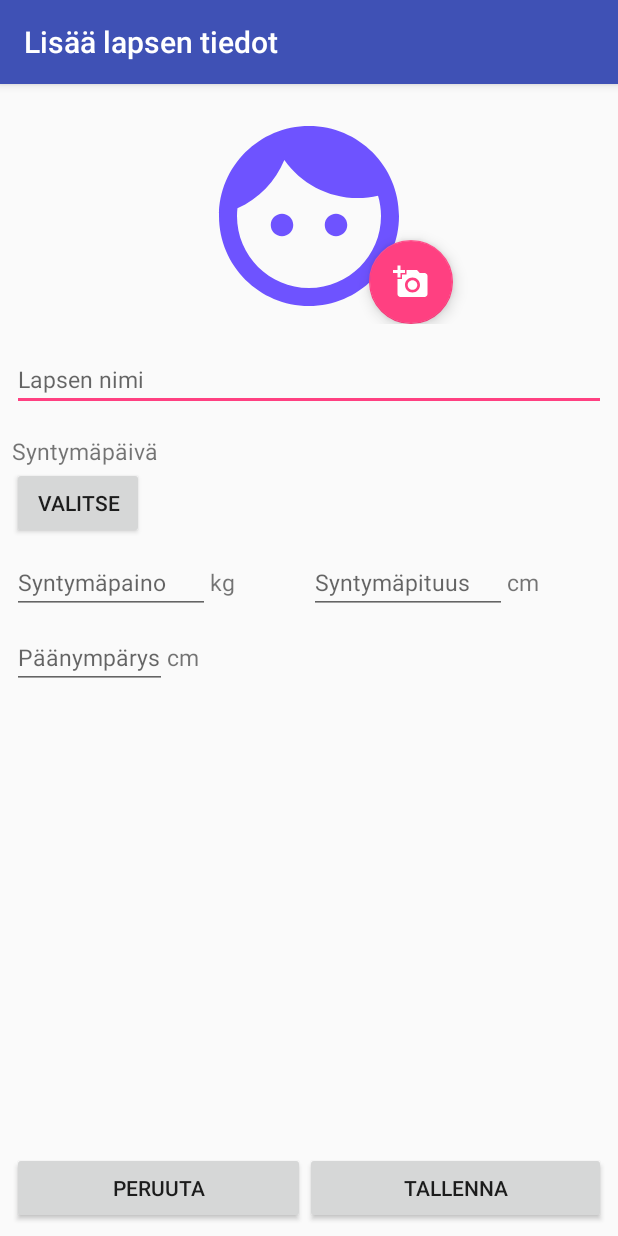
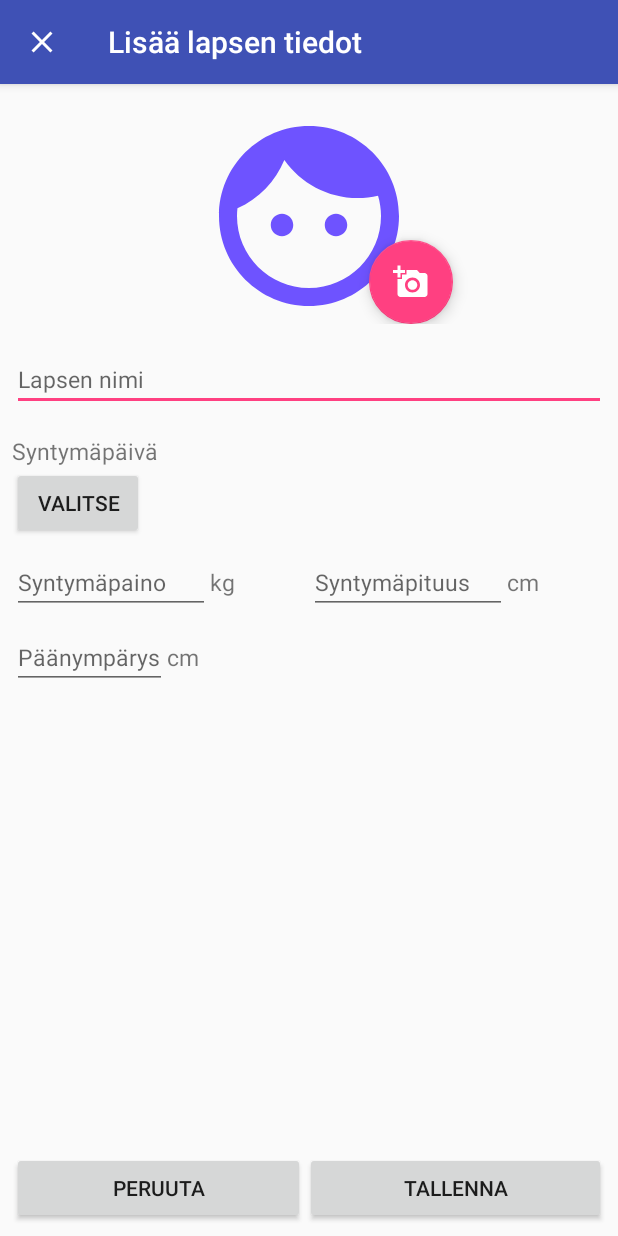
Before and after one commit to erkkohanninen/Mobiili_neuvolakortti, an Android app: the AddChildActivity screen opened directly, with no data from a screen before it, on a phone screen of 412 x 824 dp. Run offline under Robolectric (Android 15) with nearby library versions, the phone set to English and light mode, and no system bars; libraries missing offline, so code that uses them is left out: com.theartofdev.edmodo.

Commit message:
Lisätty back/close buttoneita actionbareihin. Profiilin poistaminen lisätty ja tietokanta päivitetty. Pieni korjaus DevelopmentAdapteriin.

```diff
--- a/app/src/main/java/mobiili/neuvolakortti/AddChildActivity.java
+++ b/app/src/main/java/mobiili/neuvolakortti/AddChildActivity.java
@@ -12,6 +12,7 @@ import android.support.v7.app.AppCompatActivity;
 import android.os.Bundle;
 import android.text.TextUtils;
 import android.util.Log;
+import android.view.MenuItem;
 import android.view.View;
 import android.widget.Button;
 import android.widget.DatePicker;
@@ -49,6 +50,12 @@ public class AddChildActivity extends AppCompatActivity implements DatePickerDia
     protected void onCreate(Bundle savedInstanceState) {
         super.onCreate(savedInstanceState);
         setContentView(R.layout.activity_add_child);
+
+        // add close button to actionbar
+        final android.support.v7.app.ActionBar actionBar = getSupportActionBar();
+        actionBar.setDisplayHomeAsUpEnabled(true);
+        getSupportActionBar().setHomeAsUpIndicator(R.drawable.ic_close_24dp);
+
         etChildname = (EditText)findViewById(R.id.etChildName);
         etWeight = (EditText)findViewById(R.id.et_ac_weight);
         etHeight = (EditText)findViewById(R.id.et_ac_height);
@@ -56,7 +63,6 @@ public class AddChildActivity extends AppCompatActivity implements DatePickerDia
         imageView = findViewById(R.id.photo);
 
         //change the text in actionbar
-        actionBar = getSupportActionBar();
         actionBar.setTitle("Lisää lapsen tiedot");
 
         imageView.setOnClickListener(new View.OnClickListener() {
@@ -189,4 +195,17 @@ public class AddChildActivity extends AppCompatActivity implements DatePickerDia
             }
         }
     }
+
+    @Override
+    // when actionbar close button is clicked
+    public boolean onOptionsItemSelected(MenuItem item) {
+
+        switch (item.getItemId()) {
+
+            case android.R.id.home:
+                onBackPressed();
+                break;
+        }
+        return super.onOptionsItemSelected(item);
+    }
 }
--- a/app/src/main/java/mobiili/neuvolakortti/DbAdapter.java
+++ b/app/src/main/java/mobiili/neuvolakortti/DbAdapter.java
@@ -62,7 +62,7 @@ public class DbAdapter {
     static final String KEY_DATE_REACHED = "date_reached";
 
 
-    static final int DATABASE_VERSION = 13;
+    static final int DATABASE_VERSION = 14;
     static final String TAG = "DBUserAdapter";
 
 
@@ -216,6 +216,19 @@ public class DbAdapter {
         } else {
             Log.d(TAG, "notfound");
         }
+    }
+
+    //-----delete all child's data------
+    public void deleteChild(String id){
+
+        //delete child from table
+        db.execSQL("DELETE FROM " + TABLE_CHILD + " WHERE " + KEY_ID + " = '" + id + "';");
+        //delete child's measures
+        db.execSQL("DELETE FROM " + TABLE_MEASURES + " WHERE " + KEY_CHILD_ID + " = '" + id + "';");
+        // delete child's developments
+        db.execSQL("DELETE FROM " + TABLE_DEVELOPMENT_STEP + " WHERE " + KEY_CHILD_ID + " = '" + id + "';");
+        //delete child's vaccinations
+        db.execSQL("DELETE FROM " + TABLE_VACCINATION + " WHERE " + KEY_CHILD_ID + " = '" + id + "';");
     }
 
 
--- a/app/src/main/java/mobiili/neuvolakortti/DevelopmentAdapter.java
+++ b/app/src/main/java/mobiili/neuvolakortti/DevelopmentAdapter.java
@@ -90,9 +90,9 @@ public class DevelopmentAdapter extends RecyclerView.Adapter<DevelopmentAdapter.
             holder.button_delete.setOnClickListener(new View.OnClickListener() {
                 @Override
                 public void onClick(View view) {
-                    String clickedDevelopment = developmentList.get(position).getName();
-                    String clickedDate = developmentList.get(position).getDate();
-                    String id = developmentList.get(position).getId();
+                    String clickedDevelopment = developmentList.get(position -1).getName();
+                    String clickedDate = developmentList.get(position -1).getDate();
+                    String id = developmentList.get(position -1).getId();
                     Log.d("NIMI:", clickedDevelopment);
                     Log.d("DATE", clickedDate);
                     Log.d("ID", id);
--- /dev/null
+++ b/app/src/main/res/drawable/ic_close_24dp.xml
@@ -0,0 +1,9 @@
+<vector xmlns:android="http://schemas.android.com/apk/res/android"
+        android:width="24dp"
+        android:height="24dp"
+        android:viewportWidth="24.0"
+        android:viewportHeight="24.0">
+    <path
+        android:fillColor="#FFFFFF"
+        android:pathData="M19,6.41L17.59,5 12,10.59 6.41,5 5,6.41 10.59,12 5,17.59 6.41,19 12,13.41 17.59,19 19,17.59 13.41,12z"/>
+</vector>
```
Also changed, not shown: app/src/main/java/mobiili/neuvolakortti/ChildAdapter.java (+32 -2 lines), app/src/main/java/mobiili/neuvolakortti/ChildProfileActivity.java (+12 -1 lines), app/src/main/java/mobiili/neuvolakortti/DevelopmentActivity.java (+12 -1 lines), app/src/main/java/mobiili/neuvolakortti/EditChildProfileActivity.java (+20 -3 lines), app/src/main/java/mobiili/neuvolakortti/GrowthActivity.java (+14 -1 lines), app/src/main/java/mobiili/neuvolakortti/VaccinationActivity.java (+12 -1 lines), app/src/main/res/layout/activity_edit_child_profile.xml (+34 -7 lines).
